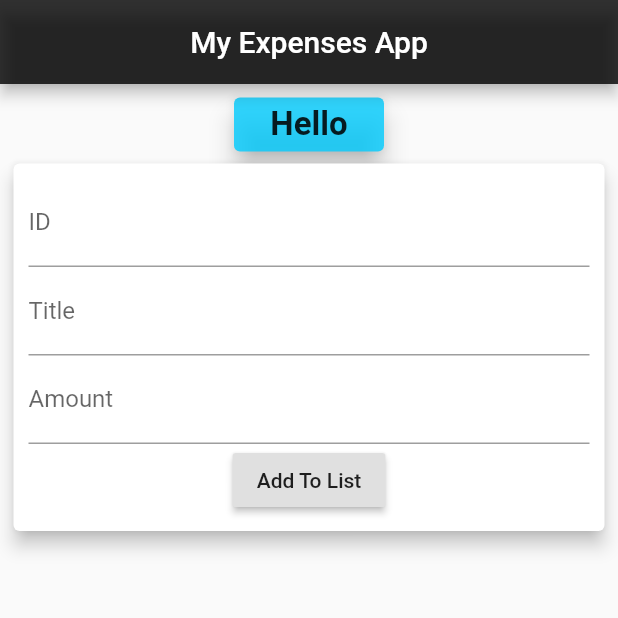
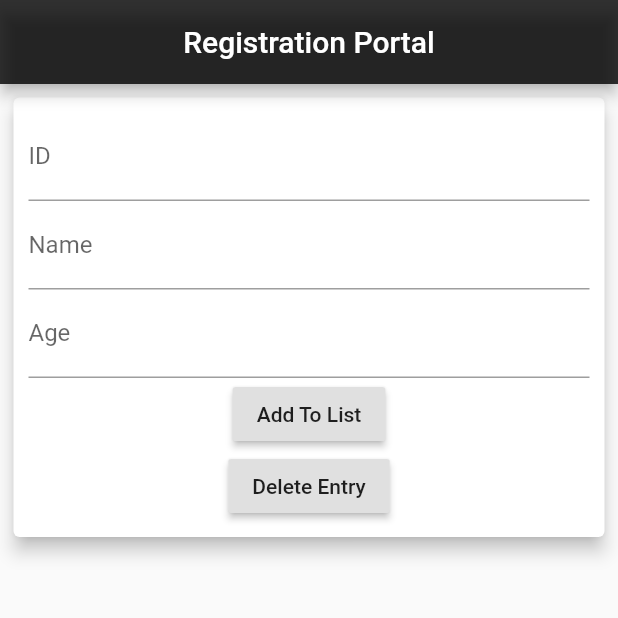
Before and after one commit to tanrode/TestAppWithSQLite, a Flutter app: the screen it shows after launch, on a phone screen of 412 x 824 dp, the top half of it. Run offline on Flutter 3.47's test engine with Material 2 defaults, Android fonts, the phone set to English and light mode, and no system bars; our stand-ins replace sqflite; accounts and stored records are empty.

```diff
--- a/lib/main.dart
+++ b/lib/main.dart
@@ -34,13 +34,21 @@ class _DogListState extends State<DogList> {
     });
   }
 
+  void removeItem(int id) async
+  {
+    await db.deleteDog(id);
+    items = await db.dogs();
+    setState(() {
+    });
+  }
+
   @override
   Widget build(BuildContext context) {
     return MaterialApp(
       home: Scaffold(
         appBar: AppBar(
           backgroundColor: Color.fromRGBO(0, 0, 0, 0.8),
-          title: Text('My Expenses App'),
+          title: Text('Registration Portal'),
           centerTitle: true,
         ),
         body: Container(
@@ -49,28 +57,16 @@ class _DogListState extends State<DogList> {
           child: Column(
             children: <Widget>[
               Card(
-                color: Color.fromRGBO(0, 204, 255, 0.8),
-                child: Container(
-                  width: 90,
-                  margin: EdgeInsets.all(5),
-                  child: Text(
-                    'Hello',
-                    textAlign: TextAlign.center,
-                    style: TextStyle(fontSize: 22, fontWeight: FontWeight.bold),
-                  ),
-                ),
-                elevation: 7,
-              ),
-              Card(
                 elevation: 5,
                 child:Container(
                   margin: EdgeInsets.all(10),
                   child: Column(children: [
                     TextField(decoration: InputDecoration(labelText: 'ID'),onChanged: (val) => id=int.parse(val),),
-                    TextField(decoration: InputDecoration(labelText: 'Title'),onChanged: (val) => name=val,),
-                    TextField(decoration: InputDecoration(labelText: 'Amount'),onChanged: (val) => age=int.parse(val),),
+                    TextField(decoration: InputDecoration(labelText: 'Name'),onChanged: (val) => name=val,),
+                    TextField(decoration: InputDecoration(labelText: 'Age'),onChanged: (val) => age=int.parse(val),),
                     //TextField(decoration: InputDecoration(labelText: 'Date')),
                     RaisedButton(onPressed: () => addItem(id,name,age), child: Text('Add To List')),
+                    RaisedButton(onPressed: () => removeItem(id), child: Text('Delete Entry')),
                   ],),
                 ),
               ),
@@ -94,7 +90,7 @@ class _DogListState extends State<DogList> {
                             color: Color.fromRGBO(255, 204, 204, 1),
                           ),
                           child: Text(
-                                li.id.toString(),
+                                'ID: '+li.id.toString(),
                             style: TextStyle(
                                 fontSize: 20, fontWeight: FontWeight.bold),
                             textAlign: TextAlign.center,
@@ -105,14 +101,14 @@ class _DogListState extends State<DogList> {
                           width: 180,
                           child: Column(
                             children: <Widget>[
-                              Text(li.name,
+                              Text('Name: '+li.name,
                                   textAlign: TextAlign.center,
                                   style: TextStyle(
                                       fontSize: 18, fontWeight: FontWeight.bold)),
-                              Text(li.age.toString(),
+                              Text('Age: '+li.age.toString(),
                                   textAlign: TextAlign.end,
                                   style: TextStyle(
-                                      fontSize: 14, fontWeight: FontWeight.w500))
+                                      fontSize: 16, fontWeight: FontWeight.w500))
                             ],
                           crossAxisAlignment: CrossAxisAlignment.center,
                           ),
```
Also changed, not shown: lib/dbHelper.dart (+8 -4 lines).
